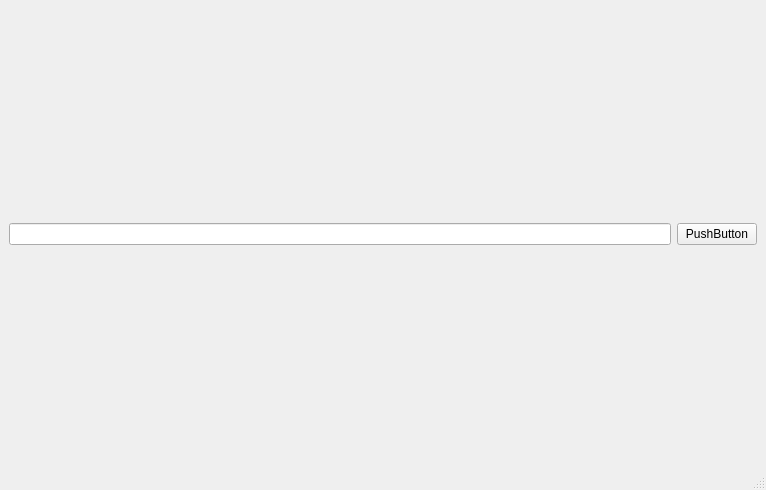
First picture: the form in mainwindow.ui, repository maxfil93/CoolChartRepository, before the edit.
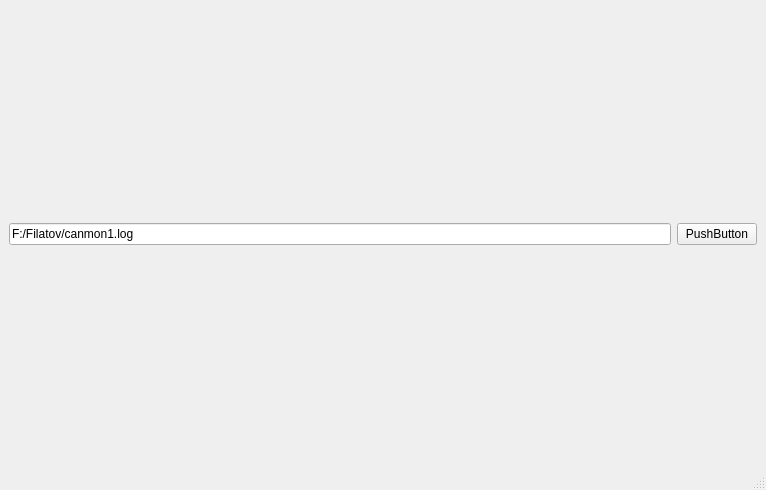
Second picture: the form after the edit.

```diff
--- a/mainwindow.ui
+++ b/mainwindow.ui
@@ -21,7 +21,11 @@
     <item>
      <layout class="QHBoxLayout" name="horizontalLayout_2">
       <item>
-       <widget class="QLineEdit" name="lineEdit"/>
+       <widget class="QLineEdit" name="lineEdit">
+        <property name="text">
+         <string>F:/Filatov/canmon1.log</string>
+        </property>
+       </widget>
       </item>
       <item>
        <widget class="QPushButton" name="pushButton">
```
Left out of the diff: 8 changed lines with no effect on the pictures.
